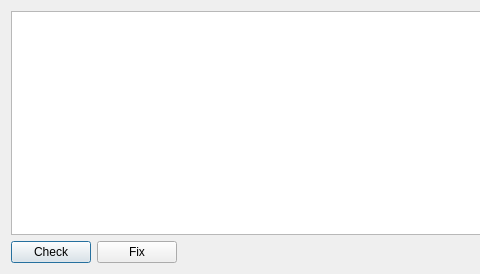
Before: the Qt Designer form UI/DlgMaintenance.ui in Folco68/TBI, drawn with Qt 5; both pictures show x 0 to 480 and y 0 to 274 of the 825 by 274 pixel window.
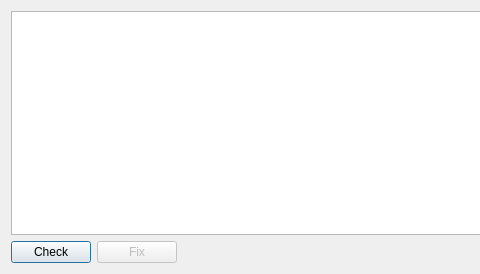
After: the same form once the commit is applied.

```diff
--- a/UI/DlgMaintenance.ui
+++ b/UI/DlgMaintenance.ui
@@ -37,6 +37,9 @@
      </item>
      <item>
       <widget class="QPushButton" name="ButtonFix">
+       <property name="enabled">
+        <bool>false</bool>
+       </property>
        <property name="text">
         <string>Fix</string>
        </property>
```
